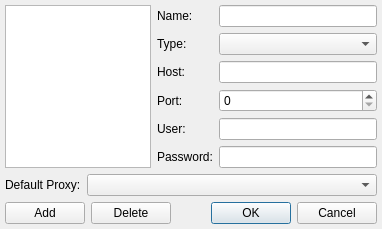
Before: the Qt Designer form src/plugins/connectionmanager/editproxydialog.ui in vacuum-im/vacuum-im, drawn with Qt 5.
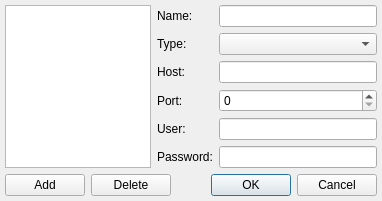
After: the same form once the commit is applied.

```diff
--- a/src/plugins/connectionmanager/editproxydialog.ui
+++ b/src/plugins/connectionmanager/editproxydialog.ui
@@ -7,7 +7,7 @@
     <x>0</x>
     <y>0</y>
     <width>382</width>
-    <height>224</height>
+    <height>193</height>
    </rect>
   </property>
   <property name="windowTitle">
@@ -140,33 +140,6 @@
      </item>
     </layout>
    </item>
-   <item>
-    <layout class="QHBoxLayout" name="horizontalLayout_3">
-     <item>
-      <widget class="QLabel" name="lblDefault">
-       <property name="text">
-        <string>Default Proxy:</string>
-       </property>
-       <property name="textFormat">
-        <enum>Qt::PlainText</enum>
-       </property>
-       <property name="buddy">
-        <cstring>cmbDefault</cstring>
-       </property>
-      </widget>
-     </item>
-     <item>
-      <widget class="QComboBox" name="cmbDefault">
-       <property name="sizePolicy">
-        <sizepolicy hsizetype="Expanding" vsizetype="Fixed">
-         <horstretch>0</horstretch>
-         <verstretch>0</verstretch>
-        </sizepolicy>
-       </property>
-      </widget>
-     </item>
-    </layout>
-   </item>
    <item>
     <layout class="QHBoxLayout" name="horizontalLayout">
      <item>
```
Left out of the diff: 1 changed line with no effect on the pictures.
